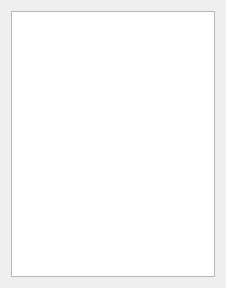
The window that widget.ui (LuisFers2901/PacMan_Practica_5) describes before a commit, drawn with Qt 5.
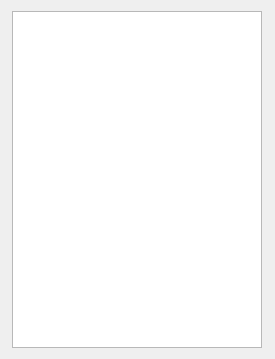
The same window after the commit.

```diff
--- a/widget.ui
+++ b/widget.ui
@@ -9,8 +9,8 @@
    <rect>
     <x>0</x>
     <y>0</y>
-    <width>226</width>
-    <height>288</height>
+    <width>275</width>
+    <height>359</height>
    </rect>
   </property>
   <property name="sizePolicy">
@@ -27,19 +27,25 @@
   </property>
   <property name="maximumSize">
    <size>
-    <width>300</width>
-    <height>350</height>
+    <width>350</width>
+    <height>450</height>
    </size>
   </property>
   <property name="windowTitle">
    <string>Widget</string>
   </property>
-  <layout class="QGridLayout" name="gridLayout">
-   <item row="0" column="0">
     <widget class="QGraphicsView" name="graphicsView">
      <property name="enabled">
       <bool>true</bool>
      </property>
+   <property name="geometry">
+    <rect>
+     <x>12</x>
+     <y>11</y>
+     <width>250</width>
+     <height>337</height>
+    </rect>
+   </property>
      <property name="sizePolicy">
       <sizepolicy hsizetype="Preferred" vsizetype="Preferred">
        <horstretch>0</horstretch>
@@ -54,13 +60,11 @@
      </property>
      <property name="maximumSize">
       <size>
-       <width>226</width>
-       <height>290</height>
+     <width>250</width>
+     <height>350</height>
       </size>
      </property>
     </widget>
-   </item>
-  </layout>
  </widget>
  <resources/>
  <connections/>
```
Lines whose indentation alone changed are shown as unchanged.
